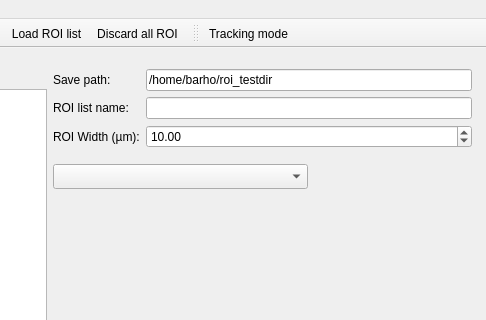
fbarho/qudi-cbs, file gui/ROI/ui_roi_gui.ui: the form before one commit; both pictures show x 534 to 1020 and y 0 to 320 of the 1020 by 762 pixel window.
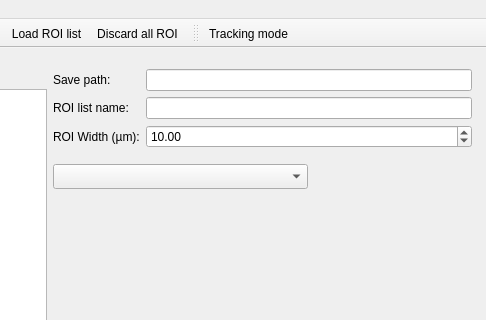
The form after the commit. Custom widgets are drawn as their Qt base class.

```diff
--- a/gui/ROI/ui_roi_gui.ui
+++ b/gui/ROI/ui_roi_gui.ui
@@ -20,7 +20,7 @@
      <verstretch>0</verstretch>
     </sizepolicy>
    </property>
-   <widget class="QWidget" name="">
+   <widget class="QWidget" name="layoutWidget">
     <property name="geometry">
      <rect>
       <x>31</x>
@@ -126,7 +126,7 @@
             </size>
            </property>
            <property name="text">
-            <string>/home/barho/roi_testdir</string>
+            <string/>
            </property>
           </widget>
          </item>
```
